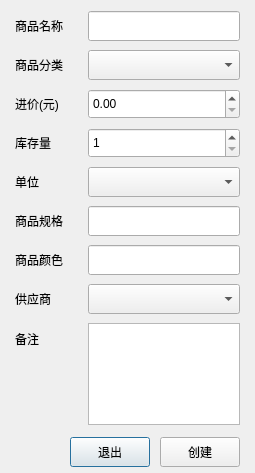
The window that Qt/ERP/dialognewgoods.ui (superp2017/NTERP) describes before a commit, drawn with Qt 5.
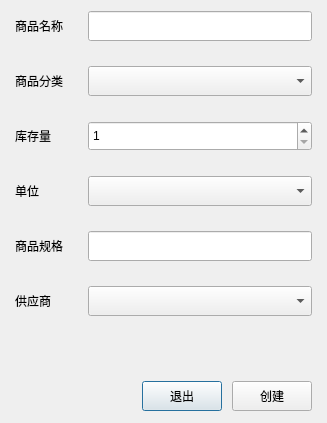
The same window after the commit.

The edit to the form file:
```diff
--- a/Qt/ERP/dialognewgoods.ui
+++ b/Qt/ERP/dialognewgoods.ui
@@ -6,14 +6,14 @@
    <rect>
     <x>0</x>
     <y>0</y>
-    <width>255</width>
-    <height>473</height>
+    <width>327</width>
+    <height>423</height>
    </rect>
   </property>
   <property name="windowTitle">
    <string>Dialog</string>
   </property>
-  <layout class="QGridLayout" name="gridLayout">
+  <layout class="QGridLayout" name="gridLayout" rowstretch="6,1">
    <property name="leftMargin">
     <number>15</number>
    </property>
@@ -21,7 +21,7 @@
     <number>15</number>
    </property>
    <property name="bottomMargin">
-    <number>6</number>
+    <number>12</number>
    </property>
    <property name="verticalSpacing">
     <number>12</number>
@@ -32,7 +32,7 @@
       <number>25</number>
      </property>
      <property name="verticalSpacing">
-      <number>9</number>
+      <number>25</number>
      </property>
      <item row="0" column="0">
       <widget class="QLabel" name="label">
@@ -72,94 +72,13 @@
       </widget>
      </item>
      <item row="2" column="0">
-      <widget class="QLabel" name="label_3">
-       <property name="text">
-        <string>进价(元)</string>
-       </property>
-      </widget>
-     </item>
-     <item row="5" column="0">
-      <widget class="QLabel" name="label_4">
-       <property name="text">
-        <string>商品规格</string>
-       </property>
-      </widget>
-     </item>
-     <item row="5" column="1">
-      <widget class="QLineEdit" name="lineEdit_format">
-       <property name="minimumSize">
-        <size>
-         <width>0</width>
-         <height>30</height>
-        </size>
-       </property>
-       <property name="maxLength">
-        <number>32</number>
-       </property>
-      </widget>
-     </item>
-     <item row="6" column="0">
-      <widget class="QLabel" name="label_8">
-       <property name="text">
-        <string>商品颜色</string>
-       </property>
-      </widget>
-     </item>
-     <item row="6" column="1">
-      <widget class="QLineEdit" name="lineEdit_color">
-       <property name="minimumSize">
-        <size>
-         <width>0</width>
-         <height>30</height>
-        </size>
-       </property>
-       <property name="maxLength">
-        <number>15</number>
-       </property>
-      </widget>
-     </item>
-     <item row="7" column="0">
-      <widget class="QLabel" name="label_6">
-       <property name="text">
-        <string>供应商</string>
-       </property>
-      </widget>
-     </item>
-     <item row="8" column="0">
-      <widget class="QLabel" name="label_7">
-       <property name="text">
-        <string>备注</string>
-       </property>
-      </widget>
-     </item>
-     <item row="8" column="1">
-      <widget class="QTextEdit" name="textEdit_note">
-       <property name="minimumSize">
-        <size>
-         <width>0</width>
-         <height>100</height>
-        </size>
-       </property>
-      </widget>
-     </item>
-     <item row="7" column="1">
-      <widget class="QComboBox" name="comboBox_supplier">
-       <property name="minimumSize">
-        <size>
-         <width>0</width>
-         <height>30</height>
-        </size>
-       </property>
-      </widget>
-     </item>
-     <item row="3" column="0">
       <widget class="QLabel" name="label_5">
        <property name="text">
         <string>库存量</string>
        </property>
       </widget>
      </item>
-     <item row="3" column="1">
+     <item row="2" column="1">
       <widget class="QSpinBox" name="spinBox_num">
        <property name="minimumSize">
         <size>
@@ -175,27 +94,14 @@
        </property>
       </widget>
      </item>
-     <item row="2" column="1">
-      <widget class="QDoubleSpinBox" name="doubleSpinBox_price">
-       <property name="minimumSize">
-        <size>
-         <width>0</width>
-         <height>30</height>
-        </size>
-       </property>
-       <property name="maximum">
-        <double>9999999.990000000223517</double>
-       </property>
-      </widget>
-     </item>
-     <item row="4" column="0">
+     <item row="3" column="0">
       <widget class="QLabel" name="label_9">
        <property name="text">
         <string>单位</string>
        </property>
       </widget>
      </item>
-     <item row="4" column="1">
+     <item row="3" column="1">
       <widget class="QComboBox" name="comboBox_unit">
        <property name="minimumSize">
         <size>
@@ -205,6 +111,43 @@
        </property>
       </widget>
      </item>
+     <item row="4" column="0">
+      <widget class="QLabel" name="label_4">
+       <property name="text">
+        <string>商品规格</string>
+       </property>
+      </widget>
+     </item>
+     <item row="4" column="1">
+      <widget class="QLineEdit" name="lineEdit_format">
+       <property name="minimumSize">
+        <size>
+         <width>0</width>
+         <height>30</height>
+        </size>
+       </property>
+       <property name="maxLength">
+        <number>32</number>
+       </property>
+      </widget>
+     </item>
+     <item row="5" column="0">
+      <widget class="QLabel" name="label_6">
+       <property name="text">
+        <string>供应商</string>
+       </property>
+      </widget>
+     </item>
+     <item row="5" column="1">
+      <widget class="QComboBox" name="comboBox_supplier">
+       <property name="minimumSize">
+        <size>
+         <width>0</width>
+         <height>30</height>
+        </size>
+       </property>
+      </widget>
+     </item>
     </layout>
    </item>
    <item row="1" column="0">
```
